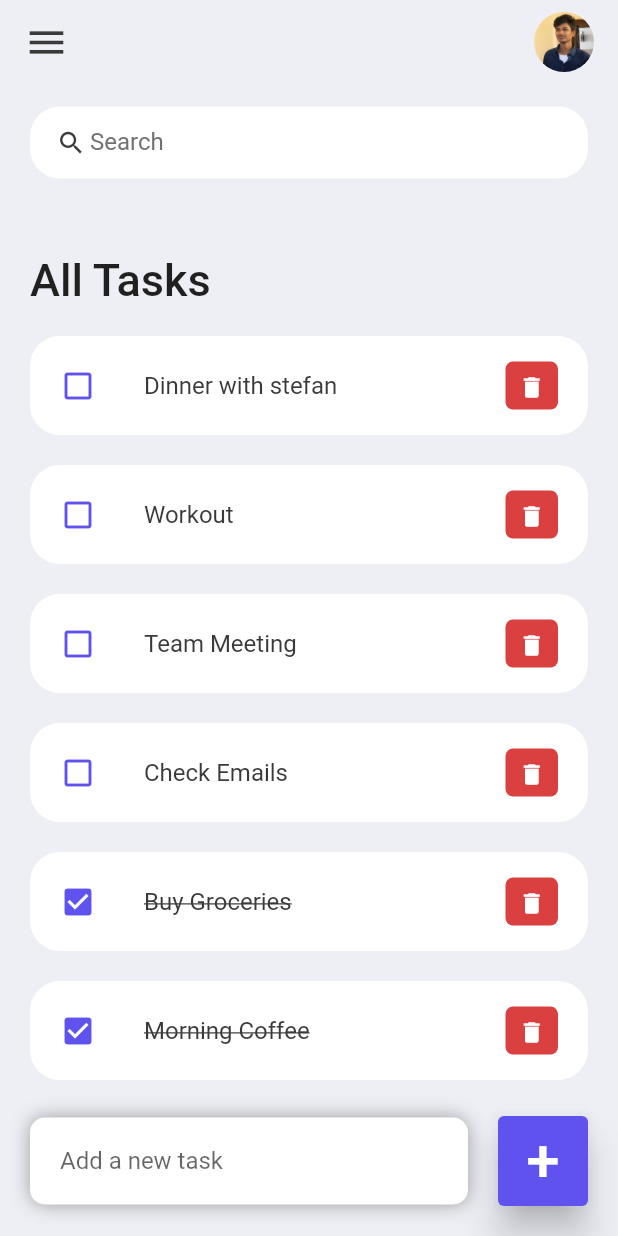
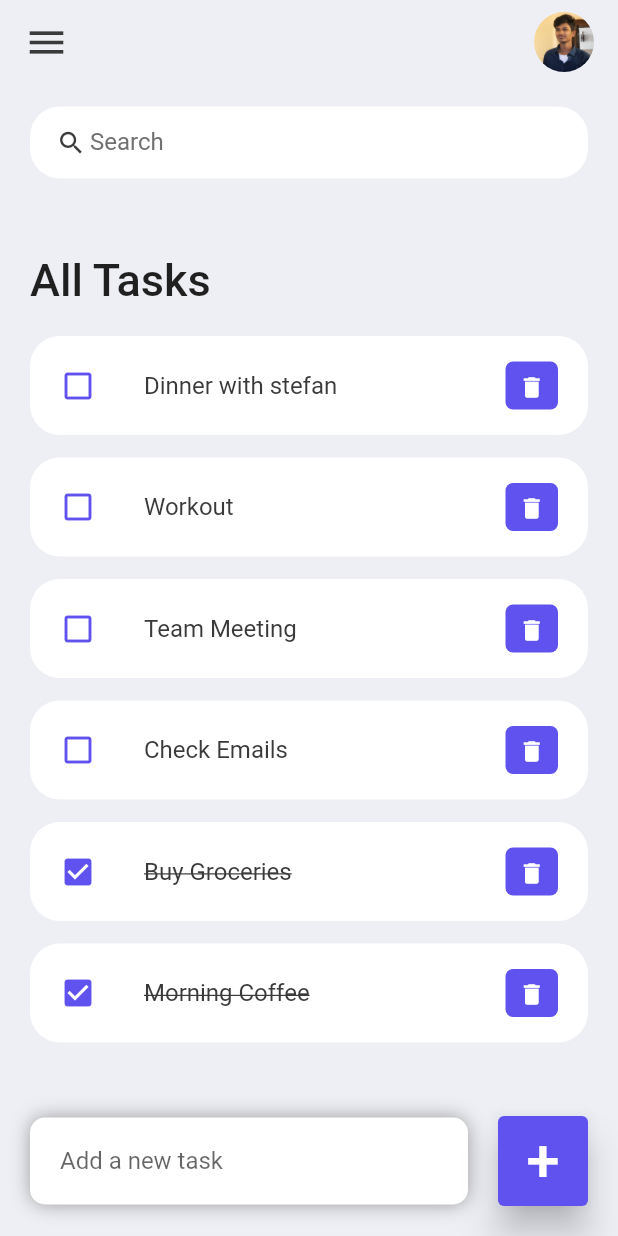
Before and after one commit to Sibisiddharthann/To-Do-Application, a Flutter app: the screen it shows after launch, on a phone screen of 412 x 824 dp. Run offline on Flutter 3.47's test engine with Material 2 defaults, Android fonts, the phone set to English and light mode, and no system bars.

Commit message:
first commit

```diff
--- a/lib/widgets/todo_item.dart
+++ b/lib/widgets/todo_item.dart
@@ -20,7 +20,7 @@ class ToDoItem extends StatelessWidget {
   @override
   Widget build(BuildContext context) {
     return Container(
-      margin: const EdgeInsets.only(bottom: 20),
+      margin: const EdgeInsets.only(bottom: 15),
       child: ListTile(
         onTap: () {
           // print('Clicked on Todo Item.');
@@ -49,7 +49,7 @@ class ToDoItem extends StatelessWidget {
           height: 35,
           width: 35,
           decoration: BoxDecoration(
-            color: tdRed,
+            color: tdBlue,
             borderRadius: BorderRadius.circular(5),
           ),
           child: IconButton(
```
Also changed, not shown: picture_of_app.jpg (added).
